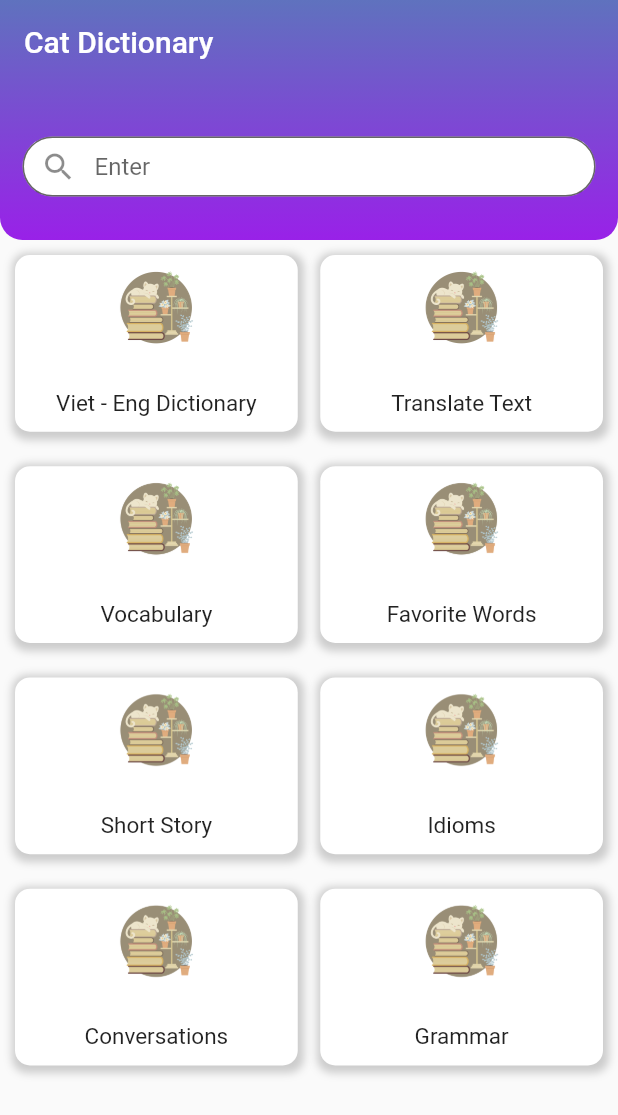
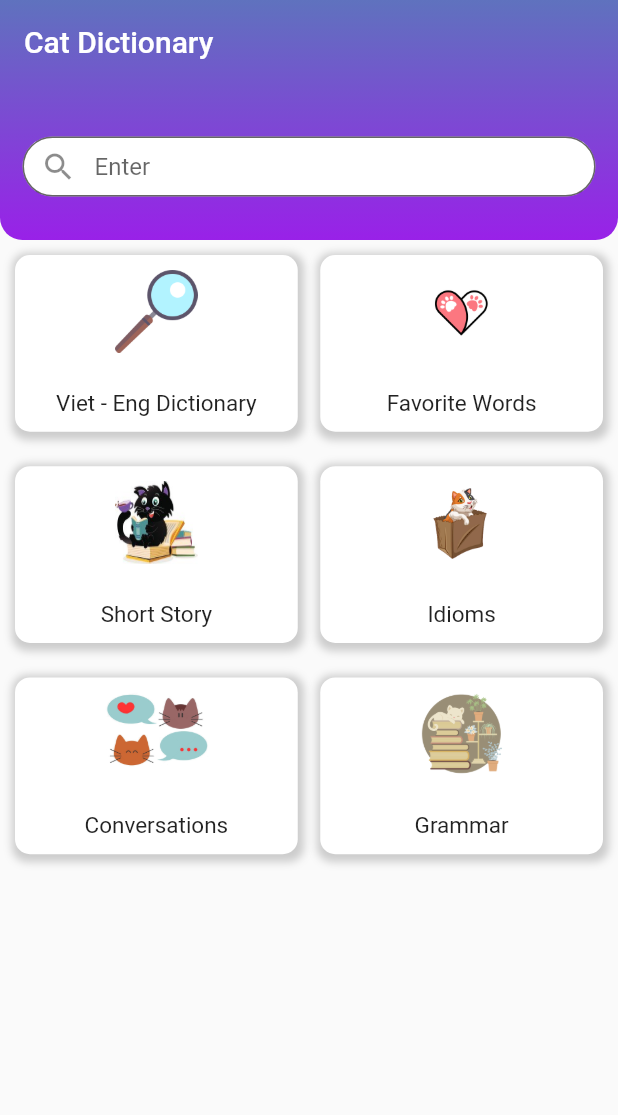
Before and after one commit to phuongThao460/flutter_dictionary_app, a Flutter app: the screen it shows after launch, on a phone screen of 412 x 824 dp. Shown: the top 1115 px of the screen. Run offline on Flutter 3.47's test engine with Material 2 defaults, Android fonts, the phone set to English and light mode, and no system bars; drawn by our look-alikes of flutter_typeahead; our stand-ins replace flutter_html, flutter_slidable, shared_preferences, sqflite, toggle_switch; missing offline and left inert: json_store; accounts and stored records are empty.

Commit message:
add new img and change card image

```diff
--- a/lib/homepage/homepage-items.dart
+++ b/lib/homepage/homepage-items.dart
@@ -31,18 +31,14 @@ class HomepageItems extends StatelessWidget {
               if (index == 0) {
                 Navigator.pushNamed(context, TranslateVA.routeName);
               } else if (index == 1) {
-                Navigator.pushNamed(context, TranslateText.routeName);
+                Navigator.pushNamed(context, FavouriteList.routeName);
               } else if (index == 2) {
                 //Navigator.pushNamed(context, routeName)
               } else if (index == 3) {
-                Navigator.pushNamed(context, FavouriteList.routeName);
+                Navigator.pushNamed(context, IdiomList.routeName);
               } else if (index == 4) {
                 //Navigator.pushNamed(context, routeName)
               } else if (index == 5) {
-                Navigator.pushNamed(context, IdiomList.routeName);
-              } else if (index == 6) {
-                //Navigator.pushNamed(context, routeName)
-              } else if (index == 7) {
                 Navigator.pushNamed(context, GrammarList.routeName);
               }
             },
@@ -76,8 +72,8 @@ class CardItems extends StatelessWidget {
         crossAxisAlignment: CrossAxisAlignment.center,
         children: [
           SizedBox(
-            height: 50,
-            width: 50,
+            height: card.heightImg,
+            width: card.widthImg,
             child: Image.asset(
               card.img,
               fit: BoxFit.fill,
--- a/lib/modules/card.dart
+++ b/lib/modules/card.dart
@@ -2,26 +2,53 @@ class CardDetail {
   int id;
   String nameCard;
   String img;
-  CardDetail({required this.id, required this.nameCard, required this.img});
+  double heightImg;
+  double widthImg;
+  CardDetail(
+      {required this.id,
+      required this.nameCard,
+      required this.img,
+      required this.heightImg,
+      required this.widthImg});
 
   static List<CardDetail> init() {
     List<CardDetail> data = [
       CardDetail(
           id: 1,
           nameCard: 'Viet - Eng Dictionary',
-          img: 'assets/images/cat-book.png'),
+          img: 'assets/images/lookup.png',
+          heightImg: 55,
+          widthImg: 55),
       CardDetail(
-          id: 2, nameCard: 'Translate Text', img: 'assets/images/cat-book.png'),
+          id: 2,
+          nameCard: 'Favorite Words',
+          img: 'assets/images/favorite.png',
+          heightImg: 55,
+          widthImg: 55),
       CardDetail(
-          id: 3, nameCard: 'Vocabulary', img: 'assets/images/cat-book.png'),
+          id: 3,
+          nameCard: 'Short Story',
+          img: 'assets/images/reading.jpg',
+          heightImg: 55,
+          widthImg: 55),
       CardDetail(
-          id: 4, nameCard: 'Favorite Words', img: 'assets/images/cat-book.png'),
+          id: 4,
+          nameCard: 'Idioms',
+          img: 'assets/images/bag-cat.png',
+          heightImg: 55,
+          widthImg: 55),
       CardDetail(
-          id: 5, nameCard: 'Short Story', img: 'assets/images/cat-book.png'),
-      CardDetail(id: 6, nameCard: 'Idioms', img: 'assets/images/cat-book.png'),
+          id: 5,
+          nameCard: 'Conversations',
+          img: 'assets/images/convers.jpg',
+          heightImg: 50,
+          widthImg: 70),
       CardDetail(
-          id: 7, nameCard: 'Conversations', img: 'assets/images/cat-book.png'),
-      CardDetail(id: 8, nameCard: 'Grammar', img: 'assets/images/cat-book.png'),
+          id: 6,
+          nameCard: 'Grammar',
+          img: 'assets/images/cat-book.png',
+          heightImg: 55,
+          widthImg: 55),
     ];
     return data;
   }
--- a/lib/word/word_details.dart
+++ b/lib/word/word_details.dart
@@ -16,12 +16,7 @@ class _WordDetailsState extends State<WordDetails> {
   Widget build(BuildContext context) {
     final GetDetailFromList data =
         ModalRoute.of(context)!.settings.arguments as GetDetailFromList;
-    final List<Tab> myTabs = <Tab>[
-      const Tab(text: 'Eng - Viet'),
-      const Tab(text: 'Eng - Eng'),
-      const Tab(text: 'Grammar'),
-      const Tab(text: 'Synonym'),
-    ];
+
     return DefaultTabController(
       length: 4,
       child: Scaffold(
@@ -53,26 +48,12 @@ class _WordDetailsState extends State<WordDetails> {
                     end: Alignment.bottomCenter,
                     colors: [Color(0xFF5F72BE), Color(0xFF9921E8)])),
           ),
-          bottom: TabBar(
-            tabs: myTabs,
-            labelStyle: const TextStyle(fontWeight: FontWeight.bold),
-            unselectedLabelColor: const Color(0xFFDCAEFA),
-            labelColor: const Color(0xFFFFFFFF),
-            indicatorColor: const Color(0xFFDCAEFA),
-            indicatorWeight: 5,
-          ),
         ),
         body: SafeArea(
           child: Container(
-            width: double.maxFinite,
-            height: double.infinity,
-            child: TabBarView(children: [
-              _buildTab1(data.dicts.html),
-              const Text('this is tab 2'),
-              const Text('this is tab 3'),
-              const Text('this is tab 4'),
-            ]),
-          ),
+              width: double.maxFinite,
+              height: double.infinity,
+              child: _buildTab1(data.dicts.html)),
         ),
       ),
     );
--- a/pubspec.yaml
+++ b/pubspec.yaml
@@ -67,6 +67,12 @@ flutter:
     - assets/images/cat-book.png
     - assets/dict_hh.db
     - assets/dict_hh.json
+    - assets/images/favorite.png
+    - assets/images/convers.png
+    - assets/images/convers.jpg
+    - assets/images/reading.jpg
+    - assets/images/lookup.png
+    - assets/images/bag-cat.png
   # To add assets to your application, add an assets section, like this:
   # assets:
   #   - images/a_dot_burr.jpeg
```
Also changed, not shown: lib/favouriteword/favourite-list.dart (+4 -3 lines), lib/translatetext/translate-text-field.dart (+8 -6 lines), assets/images/bag-cat.png (added), assets/images/convers.jpg (added), assets/images/convers.png (added), assets/images/favorite.png (added), assets/images/lookup.png (added), assets/images/reading.jpg (added).
